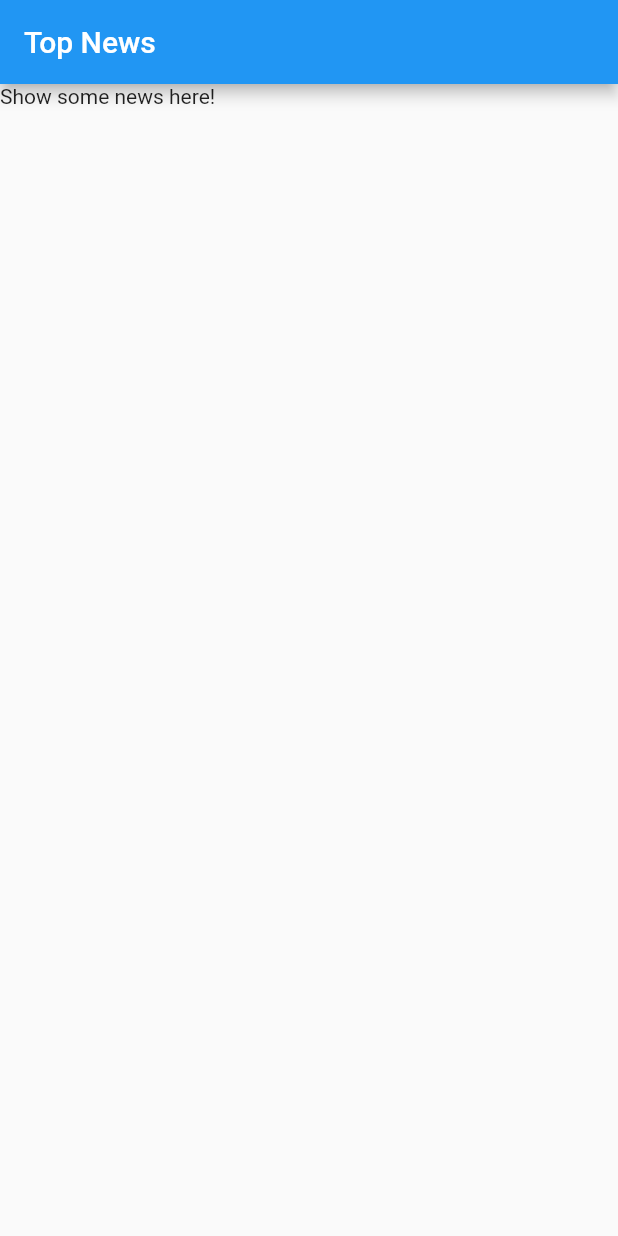
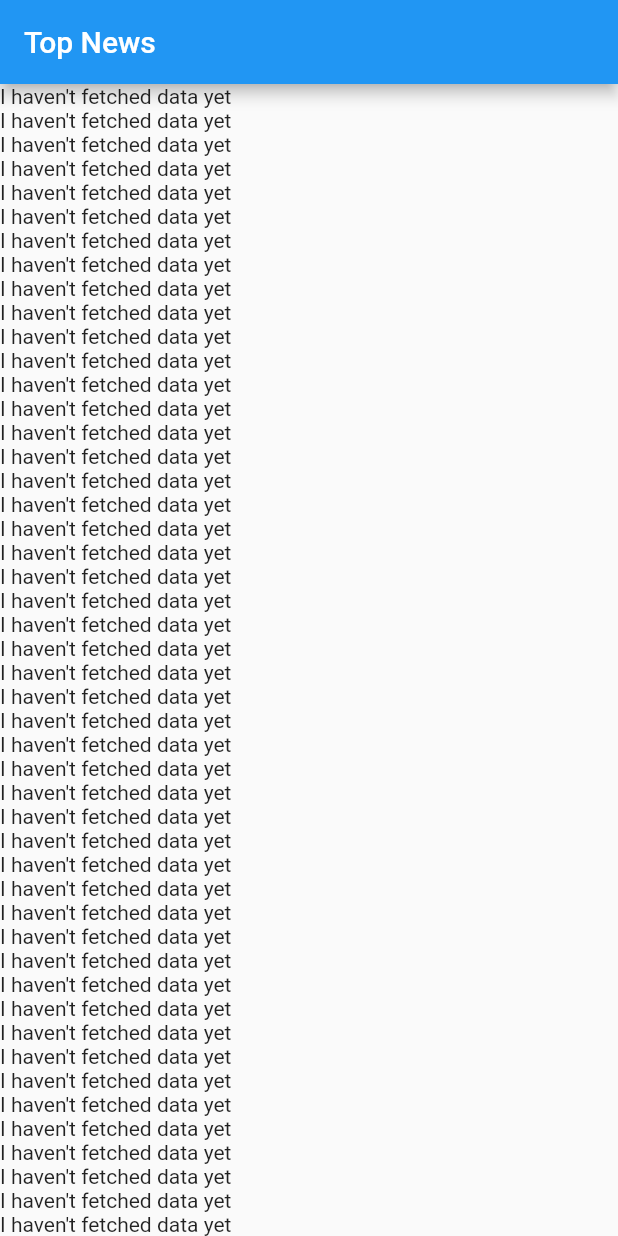
Before and after one commit to crhwebdev-courses/flutter_news, a Flutter app: the first screen one second after launch, on a phone screen of 412 x 824 dp. Run offline on Flutter 3.47's test engine with Material 2 defaults, Android fonts, the phone set to English and light mode, and no system bars; our stand-ins replace sqflite; accounts and stored records are empty.

Commit message:
Create test version of NewsList that fetches fake items and displays them on the screen

```diff
--- a/lib/src/screens/news_list.dart
+++ b/lib/src/screens/news_list.dart
@@ -1,4 +1,5 @@
 import 'package:flutter/material.dart';
+import 'dart:async';
 
 class NewsList extends StatelessWidget {
   Widget build(context) {
@@ -6,7 +7,32 @@ class NewsList extends StatelessWidget {
       appBar: AppBar(
         title: Text('Top News'),
       ),
-      body: Text('Show some news here!'),
+      body: buildList(),
+    );
+  }
+
+  //use ListView.builder to render items to screen only if they are visible
+  // FutureBuilder will resolve each future it recieves as it recieves it
+  Widget buildList() {
+    return ListView.builder(
+      itemCount: 1000,
+      itemBuilder: (context, index) {
+        return FutureBuilder(
+          future: getFuture(),
+          builder: (context, snapshot) {
+            return snapshot.hasData
+                ? Text('I\'m visible $index')
+                : Text('I haven\'t fetched data yet');
+          },
+        );
+      },
+    );
+  }
+
+  Future getFuture() {
+    return Future.delayed(
+      Duration(seconds: 2),
+      () => 'hi',
     );
   }
 }
```
